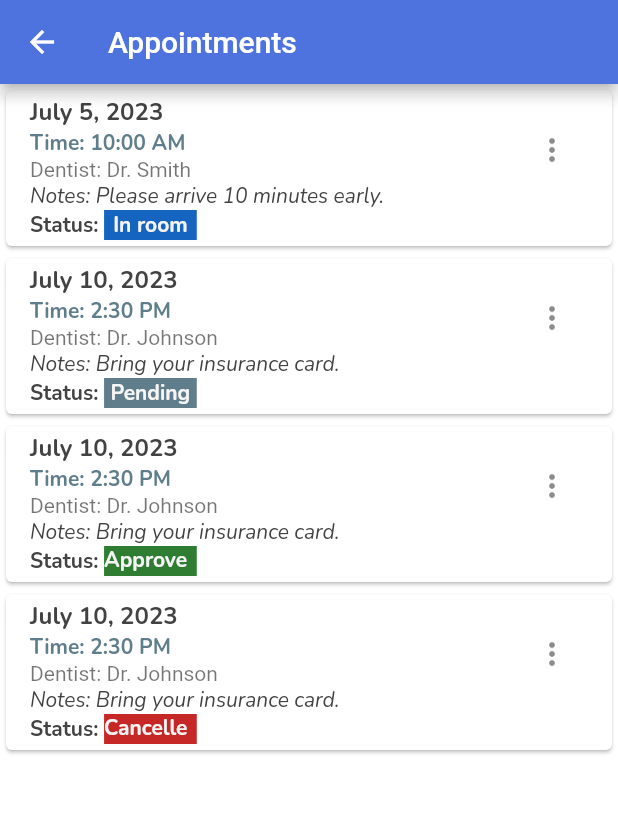
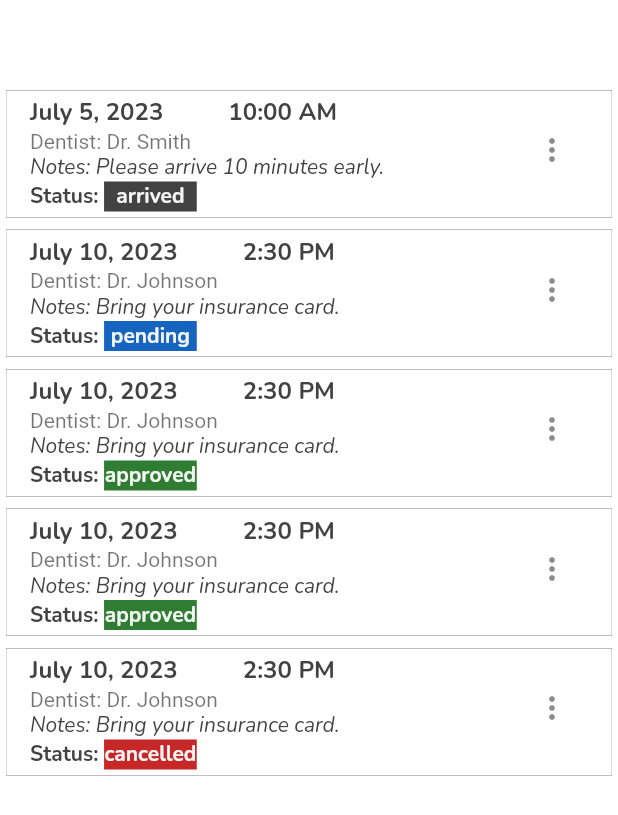
Before and after one commit to Kamaal22/dcms_mobile_app, a Flutter app: the AppointmentPage screen opened directly, on a phone screen of 412 x 824 dp. Shown: the top 815 px of the screen. Run offline on Flutter 3.47's test engine with Material 2 defaults, Android fonts, the light colour scheme and no system bars; our stand-ins replace fluttertoast, font_awesome_flutter, google_fonts, shared_preferences; missing offline and left inert: mysql1, sqlite3; accounts and stored records are empty.

Commit message:
Edited the login & appointment+ added splashScreen

```diff
--- a/lib/appointments.dart
+++ b/lib/appointments.dart
@@ -1,3 +1,4 @@
+import 'package:dcms_mobile_app/assets/colors.dart';
 import 'package:flutter/material.dart';
 import 'package:google_fonts/google_fonts.dart';
 
@@ -29,6 +30,13 @@ class AppointmentPage extends StatelessWidget {
       time: '2:30 PM',
       dentist: 'Dr. Johnson',
       notes: 'Bring your insurance card.',
+      status: 'approved', // Add status value here
+    ),
+    Appointment(
+      date: 'July 10, 2023',
+      time: '2:30 PM',
+      dentist: 'Dr. Johnson',
+      notes: 'Bring your insurance card.',
       status: 'cancelled', // Add status value here
     ),
     // Add more appointments as needed
@@ -38,7 +46,8 @@ class AppointmentPage extends StatelessWidget {
   Widget build(BuildContext context) {
     return Scaffold(
       appBar: AppBar(
-        title: Text('Appointments'),
+        backgroundColor: transparent,
+        elevation: 0,
       ),
       body: ListView.builder(
         itemCount: appointments.length,
@@ -51,35 +60,32 @@ class AppointmentPage extends StatelessWidget {
 
   Widget buildAppointmentCard(BuildContext context, Appointment appointment) {
     Color statusColor;
-    String statusText;
+    // String statusText;
 
     switch (appointment.status) {
-      case 'arrived':
+      case 'pending':
         statusColor = Colors.blue[800]!;
-        statusText = 'In room';
-        break;
-      case 'pending':
-        statusColor = Colors.blueGrey;
-        statusText = 'Pending';
+        // statusText = 'Pending';
         break;
       case 'approved':
         statusColor = Colors.green[800]!;
-        statusText = 'Approved';
+        // statusText = 'Approved';
         break;
       case 'cancelled':
         statusColor = Colors.red[800]!;
-        statusText = 'Cancelled';
+        // statusText = 'Cancelled';
         break;
       default:
-        statusColor = Colors.grey[100]!;
-        statusText = '';
+        statusColor = Colors.grey[800]!;
+      // statusText = '';
     }
 
     return Card(
-      elevation: 1,
+      shape: RoundedRectangleBorder(side: BorderSide(width: 0.10)),
+      elevation: 0,
       child: ListTile(
         title: Text(
-          appointment.date,
+          appointment.date + '          ' + appointment.time,
           style: GoogleFonts.nunito(
             color: Colors.grey[800],
             fontWeight: FontWeight.bold,
@@ -88,13 +94,6 @@ class AppointmentPage extends StatelessWidget {
         subtitle: Column(
           crossAxisAlignment: CrossAxisAlignment.start,
           children: [
-            Text(
-              'Time: ${appointment.time}',
-              style: GoogleFonts.nunito(
-                color: Colors.blueGrey,
-                fontWeight: FontWeight.bold,
-              ),
-            ),
             Text('Dentist: ${appointment.dentist}'),
             if (appointment.notes.isNotEmpty)
               Text(
@@ -119,7 +118,7 @@ class AppointmentPage extends StatelessWidget {
                   width: MediaQuery.of(context).size.width * 0.15,
                   color: statusColor,
                   child: Text(
-                    statusText,
+                    appointment.status,
                     style: GoogleFonts.nunito(
                       color: Colors.grey[100],
                       fontWeight: FontWeight.bold,
--- a/lib/login/login.dart
+++ b/lib/login/login.dart
@@ -21,7 +21,8 @@ class LoginPage extends StatefulWidget {
 class _LoginPageState extends State<LoginPage> {
   final TextEditingController usernameController = TextEditingController();
   final TextEditingController passwordController = TextEditingController();
-  final String apiUrl = 'http://192.168.93.163/DCMS/app/mobile/login/login.php';
+  final String apiUrl =
+      'http://192.168.222.163/DCMS/app/mobile/login/login.php';
 
   @override
   void initState() {
@@ -52,6 +53,8 @@ class _LoginPageState extends State<LoginPage> {
         prefs.setString('user_id', data['user_id']);
         prefs.setString('username', data['username']);
         prefs.setString('password', data['password']);
+        prefs.setString('firstname', data['firstname']);
+        prefs.setString('lastname', data['lastname']);
 
         navigateToIndexPage();
       } else {
--- a/pubspec.yaml
+++ b/pubspec.yaml
@@ -79,9 +79,9 @@ flutter:
   uses-material-design: true
 
   # To add assets to your application, add an assets section, like this:
-  # assets:
-  #   - images/a_dot_burr.jpeg
-  #   - images/a_dot_ham.jpeg
+  assets:
+    - assets/ic_launcher.png
+    # - images/a_dot_ham.jpeg
 
   # An image asset can refer to one or more resolution-specific "variants", see
   # https://flutter.dev/assets-and-images/#resolution-aware
```
Also changed, not shown: lib/appt_modal.dart (+17 -12 lines), lib/home.dart (+39 -3 lines), lib/index.dart (+49 -8 lines), lib/one.dart (+9 -4 lines), lib/profile.dart (+7 -1 lines).
